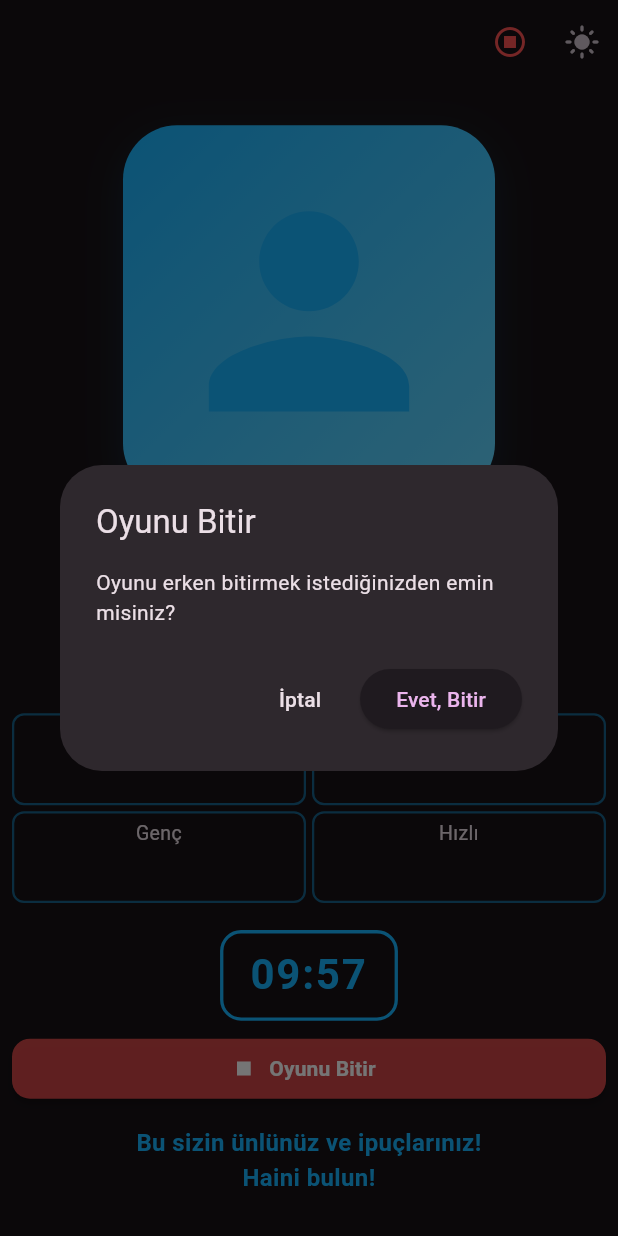
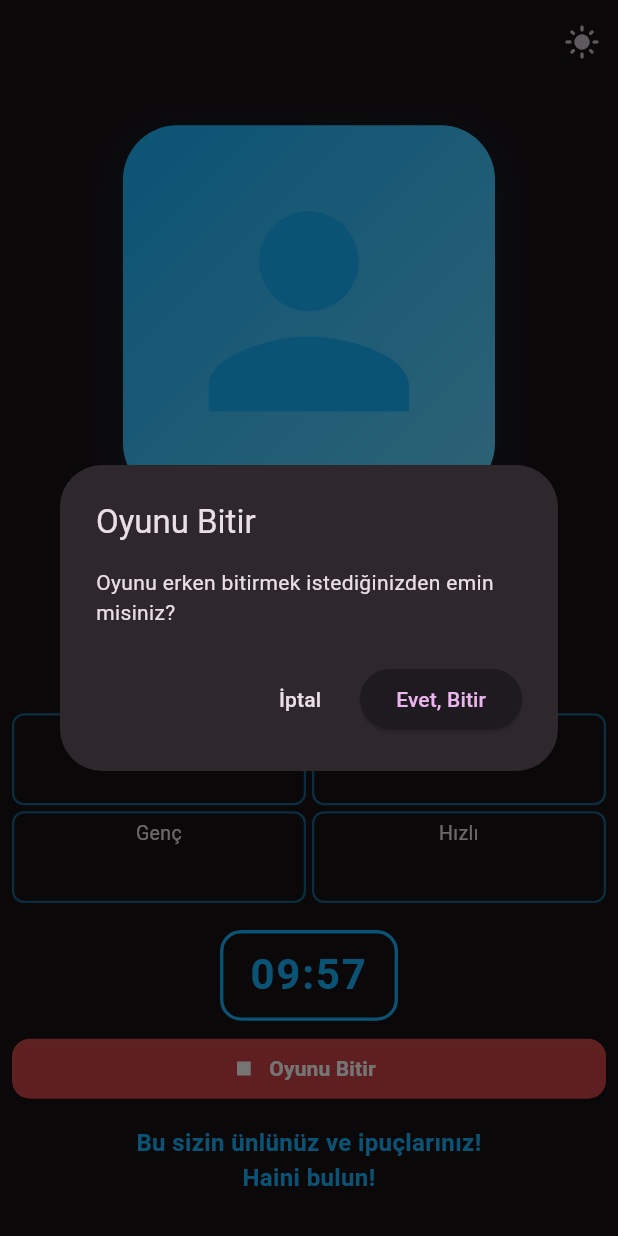
Before and after one commit to beldiadigital/hainkimoneylul, a Flutter app: the GameScreen screen opened directly with empty values, after a tap on "Oyunu Bitir", on a phone screen of 412 x 824 dp. Run offline on Flutter 3.47's test engine with Material 3 defaults, Android fonts, the phone set to English and light mode, and no system bars; our stand-ins replace cloud_firestore, connectivity_plus, firebase_analytics, firebase_core, firebase_crashlytics, google_mobile_ads and 4 more; accounts and stored records are empty; network calls fail.

Commit message:
🔄 Simplify to single synchronized game end button
• ❌ Removed duplicate game end button from AppBar
• ✅ Keep only main game end button below countdown
• 🔄 Enhanced button text for multiplayer (shows 'for all players')
• 🔄 Enhanced dialog text to explain multiplayer synchronization
• ✅ Fixed player name parameter in endGame call
• 🎮 One player ends game → all lobby players see game end synchronously

🎯 Better UX: Single clear action point for ending games
🔗 Firebase already handles synchronization via game_ended listener

```diff
--- a/lib/additional_classes.dart
+++ b/lib/additional_classes.dart
@@ -2215,7 +2215,9 @@ class _GameScreenState extends State<GameScreen>
             style: Theme.of(context).textTheme.titleLarge,
           ),
           content: Text(
-            'Oyunu erken bitirmek istediğinizden emin misiniz?',
+            widget.lobbyId != null
+              ? 'Oyunu erken bitirmek istediğinizden emin misiniz?\n\nBu işlem tüm lobideki oyuncular için oyunu sonlandıracak.'
+              : 'Oyunu erken bitirmek istediğinizden emin misiniz?',
             style: Theme.of(context).textTheme.bodyMedium,
           ),
           actions: <Widget>[
@@ -2239,10 +2241,10 @@ class _GameScreenState extends State<GameScreen>
                 Navigator.of(context).pop(); // Diyalogu kapat
 
                 // Multiplayer ise Firebase'e oyun bitirme sinyali gönder
-                if (widget.lobbyId != null) {
+                if (widget.lobbyId != null && widget.currentPlayerName != null) {
                   await FirebaseService.endGame(
                     widget.lobbyId!,
-                    widget.players.first,
+                    widget.currentPlayerName!,
                   );
                 }
 
@@ -2315,16 +2317,6 @@ class _GameScreenState extends State<GameScreen>
           title: const SizedBox.shrink(),
           automaticallyImplyLeading: false,
           actions: [
-            // Oyun bitirme butonu - sadece oyun devam ederken görünür
-            if (!_gameEnded)
-              IconButton(
-                icon: Icon(
-                  Icons.stop_circle_outlined,
-                  color: Colors.redAccent,
-                ),
-                tooltip: 'Oyunu Bitir',
-                onPressed: _endGameEarly,
-              ),
             IconButton(
               icon: Icon(
                 themeProvider.themeMode == ThemeMode.dark
@@ -2745,9 +2737,11 @@ class _GameScreenState extends State<GameScreen>
                                 ),
                               ),
                               icon: const Icon(Icons.stop, size: 18),
-                              label: const Text(
-                                'Oyunu Bitir',
-                                style: TextStyle(
+                              label: Text(
+                                widget.lobbyId != null
+                                  ? 'Tüm Oyuncular İçin Oyunu Bitir'
+                                  : 'Oyunu Bitir',
+                                style: const TextStyle(
                                   fontSize: 14,
                                   fontWeight: FontWeight.w600,
                                 ),
```
